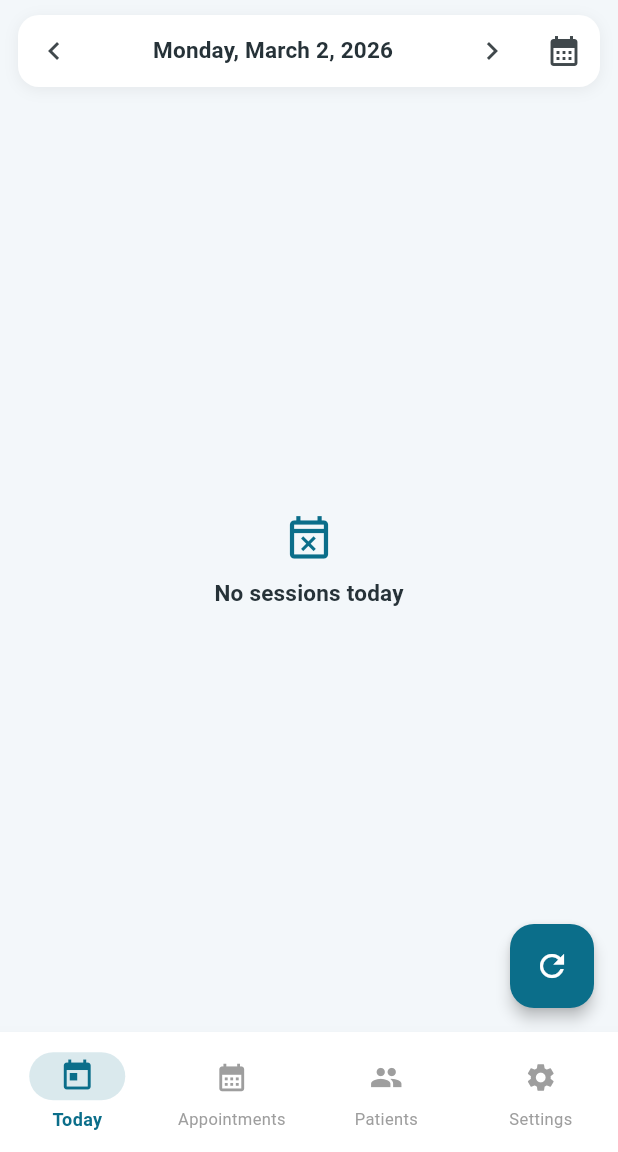
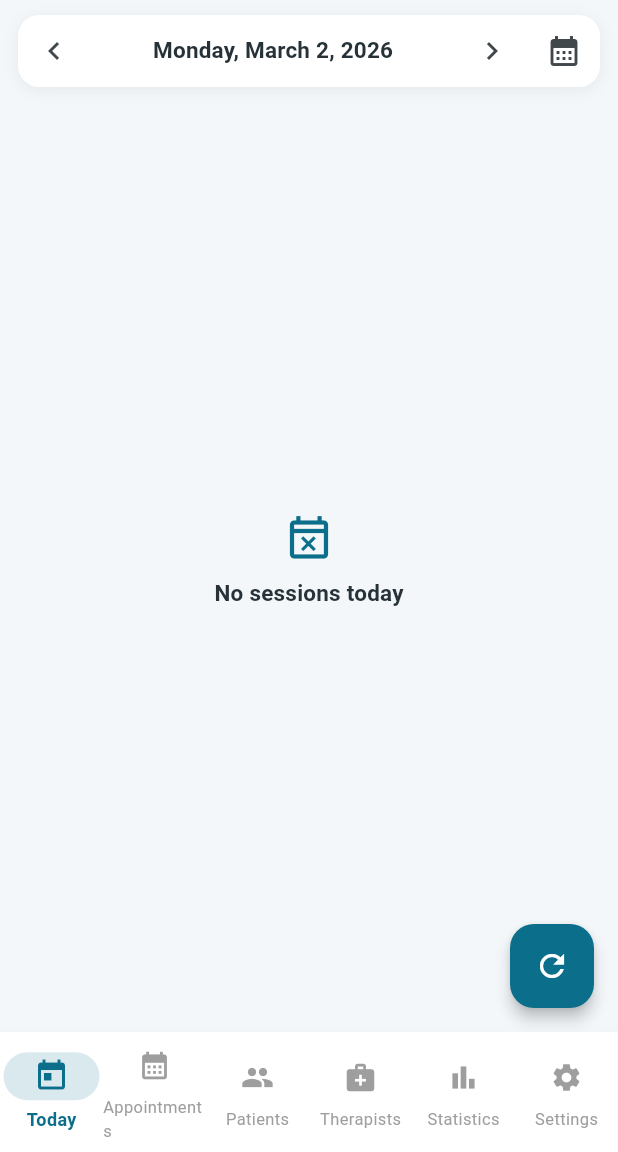
Before and after one commit to bouhenni1982/physio_manager, a Flutter app: the DashboardScreen screen opened by its route, on a phone screen of 412 x 824 dp, the part 84-1236 px from its top. Run offline on Flutter 3.47's test engine with Material 3 defaults, Android fonts, the phone set to English and light mode, and no system bars; our stand-ins replace flutter_local_notifications, flutter_riverpod, flutter_timezone, image_picker, shared_preferences, sqflite and 2 more; accounts and stored records are empty.

Commit message:
Show therapist tabs and enforce scoped therapist access

```diff
--- a/lib/features/dashboard/presentation/dashboard_screen.dart
+++ b/lib/features/dashboard/presentation/dashboard_screen.dart
@@ -57,18 +57,15 @@ class _DashboardScreenState extends ConsumerState<DashboardScreen> {
       _TabItem(id: 'today', label: l10n.dashboardToday, icon: Icons.today, screen: const _DayView()),
       _TabItem(id: 'appointments', label: l10n.dashboardAppointments, icon: Icons.calendar_month, screen: const AppointmentsScreen()),
       _TabItem(id: 'patients', label: l10n.dashboardPatients, icon: Icons.people, screen: const PatientsScreen()),
+      _TabItem(id: 'therapists', label: l10n.dashboardTherapists, icon: Icons.medical_services, screen: const TherapistsScreen()),
+      _TabItem(id: 'stats', label: l10n.dashboardStats, icon: Icons.bar_chart, screen: const StatsScreen()),
+      _TabItem(id: 'settings', label: l10n.dashboardSettings, icon: Icons.settings, screen: const SettingsScreen()),
     ];
 
+    // Role-based restrictions are enforced inside each feature screen/repository.
+    // Tabs remain visible for both admin and therapist users.
     if (isAdmin) {
-      base.addAll([
-        _TabItem(id: 'therapists', label: l10n.dashboardTherapists, icon: Icons.medical_services, screen: const TherapistsScreen()),
-        _TabItem(id: 'stats', label: l10n.dashboardStats, icon: Icons.bar_chart, screen: const StatsScreen()),
-        _TabItem(id: 'settings', label: l10n.dashboardSettings, icon: Icons.settings, screen: const SettingsScreen()),
-      ]);
-    } else {
-      base.add(
-        _TabItem(id: 'settings', label: l10n.dashboardSettings, icon: Icons.settings, screen: const SettingsScreen()),
-      );
+      return base;
     }
 
     return base;
```
